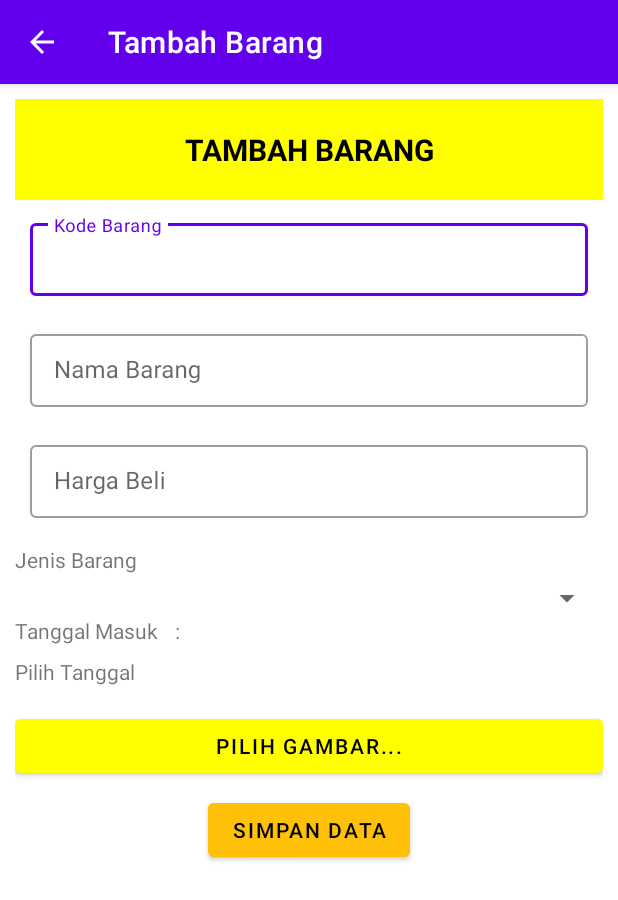
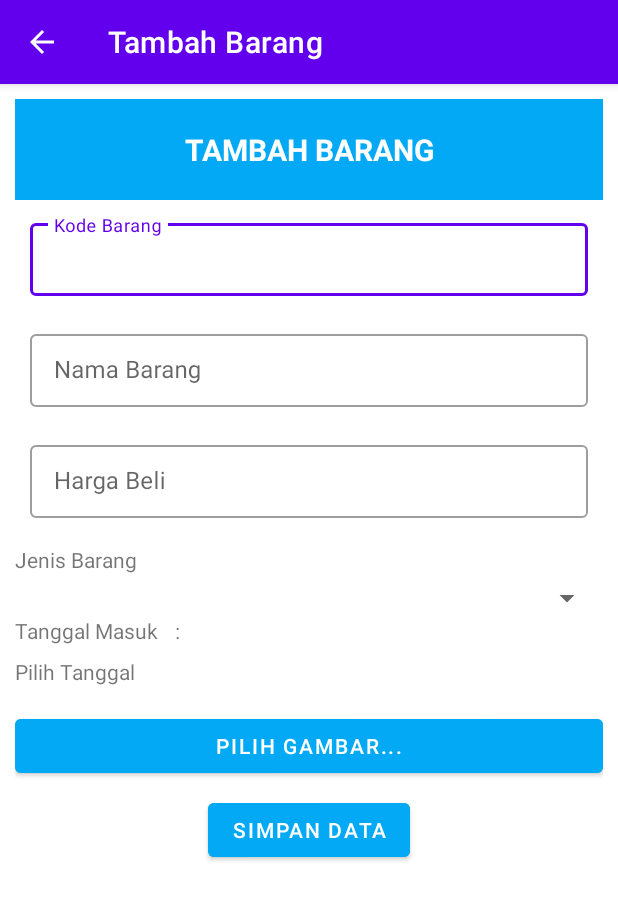
Before and after one commit to Miftakhul1412/Inventory, an Android app: the MainTambahBarangActivity screen opened directly, with no data from a screen before it, on a phone screen of 412 x 824 dp. Shown: the top 900 px of the screen. Run offline under Robolectric (Android 15) with nearby library versions, the phone set to English and light mode, and no system bars; libraries missing offline, so code that uses them is left out: com.kroegerama.imgpicker, com.wdullaer.materialdatetimepicker; pictures from the network do not load; 1 statement that could not run was skipped.

Commit message:
logo dan warna

```diff
--- a/app/src/main/java/com/miftavy/android/inventory/MainTambahStokActivity.kt
+++ b/app/src/main/java/com/miftavy/android/inventory/MainTambahStokActivity.kt
@@ -83,8 +83,6 @@ class MainTambahStokActivity : AppCompatActivity() {
                 batasMin,
                 stok
             )
-
-
     }
 }
     override fun onOptionsItemSelected(item: MenuItem): Boolean {
--- a/app/src/main/res/layout/activity_detail_barang.xml
+++ b/app/src/main/res/layout/activity_detail_barang.xml
@@ -68,6 +68,7 @@
                 android:layout_height="wrap_content"
                 android:gravity="center"
                 android:text="Update Barang"
+                android:backgroundTint="#03A9F4"
                 android:textColorHint="#3F51B5"
                 android:textColorLink="#3F51B5">
 
@@ -85,6 +86,7 @@
                 android:layout_height="wrap_content"
                 android:gravity="center"
                 android:text="Update Stok"
+                android:backgroundTint="#03A9F4"
                 android:textColorHighlight="#3F51B5"
                 app:iconTint="#2196F3">
 
@@ -101,6 +103,7 @@
                 android:layout_height="wrap_content"
                 android:gravity="center"
                 android:text="Delete Barang"
+                android:backgroundTint="#03A9F4"
                 android:textColorHint="#2196F3"
                 app:iconTint="#2196F3">
 
--- a/app/src/main/res/layout/activity_main.xml
+++ b/app/src/main/res/layout/activity_main.xml
@@ -33,7 +33,7 @@
         android:layout_width="match_parent"
         android:layout_height="100dp"
         android:layout_below="@id/sila"
-        android:src="@drawable/ic_logo_inventory">
+        android:src="@drawable/logo">
 
     </ImageView>
 
--- a/app/src/main/res/layout/activity_main_tambah_barang.xml
+++ b/app/src/main/res/layout/activity_main_tambah_barang.xml
@@ -11,11 +11,11 @@
     <TextView
         android:layout_width="match_parent"
         android:layout_height="wrap_content"
-        android:background="#ffff00"
+        android:background="#03A9F4"
         android:gravity="center"
         android:padding="20dp"
         android:text="TAMBAH BARANG"
-        android:textColor="@color/black"
+        android:textColor="@color/white"
         android:textSize="20dp"
         android:textStyle="bold" />
 
@@ -94,9 +94,9 @@
         android:layout_width="match_parent"
         android:layout_height="wrap_content"
         android:layout_marginTop="8dp"
-        android:backgroundTint="#ffff00"
+        android:backgroundTint="#03A9F4"
         android:text="Pilih Gambar..."
-        android:textColor="@color/black" />
+        android:textColor="@color/white" />
 
     <Button
         android:id="@+id/simpanData"
@@ -104,9 +104,9 @@
         android:layout_height="wrap_content"
         android:layout_gravity="center_horizontal"
         android:layout_marginTop="8dp"
-        android:backgroundTint="#FFC107"
+        android:backgroundTint="#03A9F4"
         android:text="Simpan Data"
-        android:textColor="@color/black" />
+        android:textColor="@color/white" />
 
     <androidx.recyclerview.widget.RecyclerView
         android:id="@+id/rvBarang"
--- a/app/src/main/res/layout/item_adapter_jenis.xml
+++ b/app/src/main/res/layout/item_adapter_jenis.xml
@@ -9,12 +9,12 @@
     <TextView
         android:layout_width="match_parent"
         android:layout_height="wrap_content"
-        android:background="#ffff00"
+        android:background="#03A9F4"
         android:gravity="center"
         android:padding="20dp"
         android:text="JENIS BARANG"
         android:id="@+id/tulisan"
-        android:textColor="@color/black"
+        android:textColor="@color/white"
         android:textSize="20dp"
         android:textStyle="bold" >
 
```
Also changed, not shown: app/src/main/res/layout/activity_main_tambah_jenis_barang.xml (+4 -4 lines), app/src/main/res/layout/activity_main_tambah_stok.xml (+4 -4 lines), app/src/main/res/layout/activity_main_update_barang.xml (+6 -6 lines), app/src/main/res/layout/activity_splash_screen.xml (+2 -12 lines), app/src/main/res/drawable/lauwbalogo.png (added), app/src/main/res/drawable/logo.png (added).
